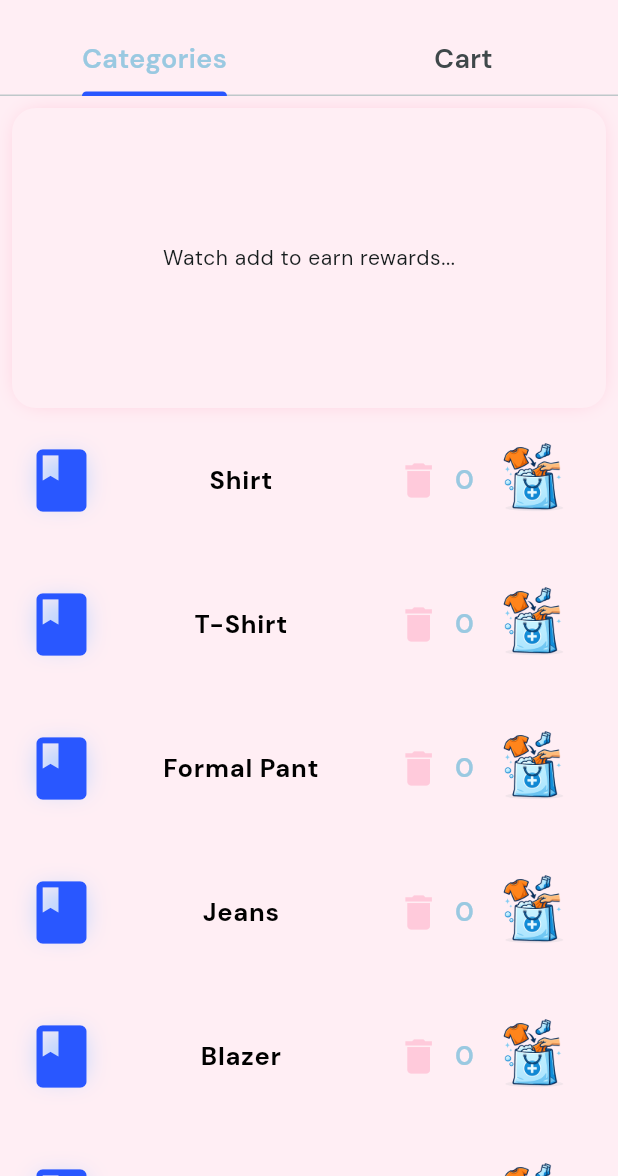
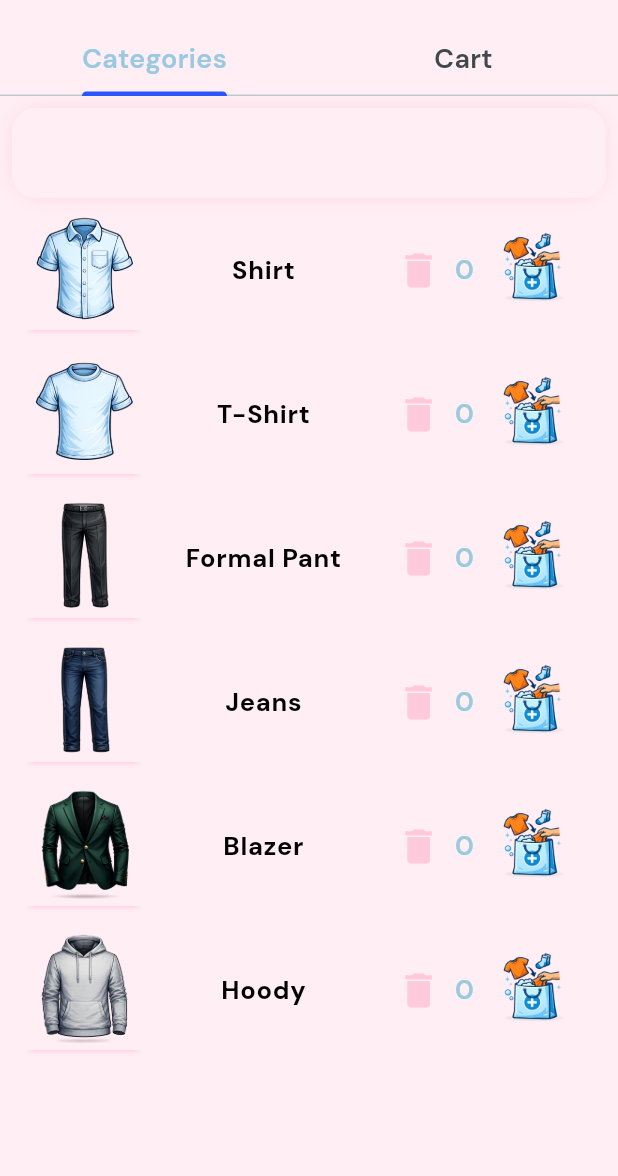
Before and after one commit to amanupa/think-and-wash-app, a Flutter app: the HomeScreen screen opened by its route, on a phone screen of 412 x 824 dp, the part 60-1236 px from its top. Run offline on Flutter 3.47's test engine with Material 3 defaults, Android fonts, the phone set to English and light mode, and no system bars; drawn by our look-alikes of google_mobile_ads; our stand-ins replace flutter_bloc, google_fonts; network calls fail.

Commit message:
catalog product images , pay button

```diff
--- /dev/null
+++ b/lib/core/ads/ads_manager.dart
@@ -0,0 +1,43 @@
+import 'dart:io';
+import 'package:google_mobile_ads/google_mobile_ads.dart';
+
+class AdManager {
+  AdManager._();
+  static final AdManager instance = AdManager._();
+
+  BannerAd? _banner;
+
+  BannerAd? get banner => _banner;
+
+  Future<BannerAd?> loadAdaptiveBanner(int width) async {
+    final size = await AdSize.getCurrentOrientationAnchoredAdaptiveBannerAdSize(
+      width,
+    );
+
+    if (size == null) return null;
+
+    _banner?.dispose();
+
+    _banner = BannerAd(
+      size: size,
+      adUnitId: _bannerId,
+      listener: const BannerAdListener(),
+      request: const AdRequest(),
+    )..load();
+
+    return _banner;
+  }
+
+  String get _bannerId {
+    if (Platform.isAndroid) {
+      return 'ca-app-pub-3940256099942544/6300978111';
+    } else {
+      return 'ca-app-pub-3940256099942544/2934735716';
+    }
+  }
+
+  void disposeBanner() {
+    _banner?.dispose();
+    _banner = null;
+  }
+}
--- /dev/null
+++ b/lib/core/ads/banner_ad.dart
@@ -0,0 +1,42 @@
+import 'package:flutter/material.dart';
+import 'package:google_mobile_ads/google_mobile_ads.dart';
+import 'package:think_and_wash/core/ads/ads_manager.dart';
+
+class GlobalBannerAd extends StatefulWidget {
+  const GlobalBannerAd({super.key});
+
+  @override
+  State<GlobalBannerAd> createState() => _GlobalBannerAdState();
+}
+
+class _GlobalBannerAdState extends State<GlobalBannerAd> {
+  BannerAd? banner;
+
+  @override
+  void didChangeDependencies() {
+    super.didChangeDependencies();
+
+    final width = MediaQuery.of(context).size.width.truncate();
+
+    AdManager.instance.loadAdaptiveBanner(width).then((value) {
+      if (mounted) setState(() => banner = value);
+    });
+  }
+
+  @override
+  Widget build(BuildContext context) {
+    if (banner == null) return const SizedBox();
+
+    return SizedBox(
+      height: banner!.size.height.toDouble(),
+      width: banner!.size.width.toDouble(),
+      child: AdWidget(ad: banner!),
+    );
+  }
+
+  @override
+  void dispose() {
+    AdManager.instance.disposeBanner();
+    super.dispose();
+  }
+}
--- a/lib/core/app_colors.dart
+++ b/lib/core/app_colors.dart
@@ -8,4 +8,5 @@ class AppColors {
   static const Color primary = Color.fromARGB(255, 41, 87, 255);
   static const Color boxShadowblue = Color.fromARGB(255, 187, 212, 255);
   static const Color boxShadowPink = Color.fromARGB(255, 255, 202, 219);
+  static const Color button = Color.fromARGB(255, 43, 202, 255);
 }
--- a/lib/features/cart/presentation/bloc/cart_state.dart
+++ b/lib/features/cart/presentation/bloc/cart_state.dart
@@ -7,6 +7,7 @@ final class CartInitial extends CartState {}
 
 class CartLoaded extends CartState {
   final List<CartItem> items;
+
   final double subtotal;
   final double tax;
   final double total;
--- a/lib/features/categories/presentation/categories.dart
+++ b/lib/features/categories/presentation/categories.dart
@@ -2,6 +2,8 @@ import 'package:flutter/material.dart';
 import 'package:flutter_bloc/flutter_bloc.dart';
 import 'package:think_and_wash/core/app_colors.dart';
 import 'package:think_and_wash/features/cart/presentation/bloc/cart_bloc.dart';
+
+import '../../../core/ads/banner_ad.dart';
 
 class CategoriesPage extends StatelessWidget {
   CategoriesPage({super.key});
@@ -12,7 +14,14 @@ class CategoriesPage extends StatelessWidget {
     {"Jeans": "18"},
     {"Blazer": "40"},
     {"Hoody": "35"},
-    {"Caot-Wash": "40"},
+  ];
+  final List<String> productImg = [
+    "assets/shirt.png",
+    "assets/t-shirt.png",
+    "assets/formal_pant.png",
+    "assets/jeans.png",
+    "assets/coat_blazer.png",
+    "assets/hoodie.png",
   ];
 
   @override
@@ -36,13 +45,8 @@ class CategoriesPage extends StatelessWidget {
                   ),
                 ],
               ),
-              height: 200,
-              child: Center(
-                child: Text(
-                  "Watch add to earn rewards...",
-                  style: Theme.of(context).textTheme.bodySmall,
-                ),
-              ),
+              // height: 200,
+              child: Center(child: const GlobalBannerAd()),
             ),
           ),
         ),
@@ -76,16 +80,17 @@ class CategoriesPage extends StatelessWidget {
                 children: [
                   Container(
                     decoration: BoxDecoration(
+                      color: AppColors.background,
                       boxShadow: [
                         BoxShadow(
-                          blurRadius: 13,
-                          spreadRadius: -10,
-                          offset: Offset(0, 0),
-                          color: AppColors.boxShadowblue,
+                          blurRadius: 2,
+                          spreadRadius: -4,
+                          offset: Offset(0, 5),
+                          color: AppColors.boxShadowPink,
                         ),
                       ],
                     ),
-                    child: Icon(Icons.book, color: AppColors.primary, size: 50),
+                    child: Image.asset(productImg[index]),
                   ),
                   Text(item, style: Theme.of(context).textTheme.bodyLarge),
                   BlocBuilder<CartBloc, CartState>(
--- a/lib/main.dart
+++ b/lib/main.dart
@@ -1,12 +1,14 @@
 import 'package:flutter/material.dart';
 import 'package:flutter_bloc/flutter_bloc.dart';
+import 'package:google_mobile_ads/google_mobile_ads.dart';
 import 'package:think_and_wash/features/cart/presentation/bloc/cart_bloc.dart';
 import 'package:think_and_wash/my_app.dart';
 
 import 'features/auth/presentation/bloc/auth_bloc.dart';
 
-void main(List<String> args) {
+void main(List<String> args) async {
   WidgetsFlutterBinding.ensureInitialized();
+  await MobileAds.instance.initialize();
   runApp(
     MultiBlocProvider(
       providers: [
--- a/pubspec.yaml
+++ b/pubspec.yaml
@@ -37,6 +37,7 @@ dependencies:
   google_fonts: ^6.3.2
   flutter_bloc: ^9.1.1
   bloc: ^9.2.0
+  google_mobile_ads: ^6.0.0
 
 dev_dependencies:
   flutter_test:
```
Also changed, not shown: lib/features/cart/presentation/cart.dart (+57 -3 lines), assets/coat_blazer.png (added), assets/formal_pant.png (added), assets/hoodie.png (added), assets/jeans.png (added), assets/shirt.png (added), assets/t-shirt.png (added), pubspec.lock, 4 other files.
